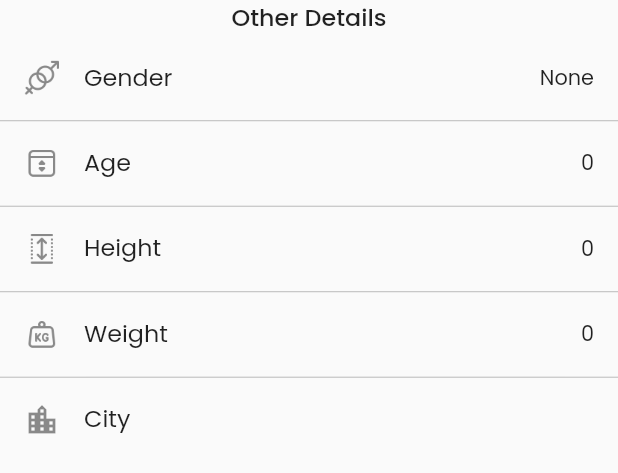
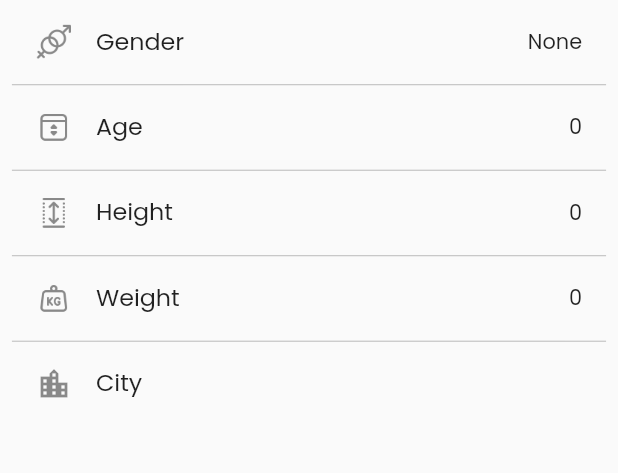
Before and after one commit to gettoknowdavid/blood_source_flutter, a Flutter app: the ProfileDetailsList widget shown alone on an empty page, opened directly with empty values, on a phone screen of 412 x 824 dp. Shown: the top 473 px of the screen. Run offline on Flutter 3.47's test engine with Material 2 defaults, Android fonts, the phone set to English and light mode, and no system bars; our stand-ins replace animated_splash_screen, cloud_firestore, firebase_auth, firebase_core, firebase_storage, flutter_screenutil and 11 more; missing offline and left inert: checkbox_grouped, cloud_firestore_web, firebase_analytics_web, firebase_auth_web, firebase_core_web, firebase_messaging_web and 9 more; accounts and stored records are empty.

Commit message:
fix: profile details list

```diff
--- a/lib/ui/shared/widgets/profile/profile_details_list.dart
+++ b/lib/ui/shared/widgets/profile/profile_details_list.dart
@@ -14,15 +14,8 @@ class ProfileDetailsList extends StatelessWidget {
     return ListView(
       shrinkWrap: true,
       primary: false,
+      padding: EdgeInsets.symmetric(horizontal: 8.r),
       children: [
-        Title(
-          color: Colors.black,
-          child: Text(
-            'Other Details',
-            textAlign: TextAlign.center,
-            style: TextStyle(fontSize: 16.sp, fontWeight: FontWeight.w500),
-          ),
-        ),
         ProfileDetailsItem(
           icon: AppIcons.gender,
           title: 'Gender',
```
